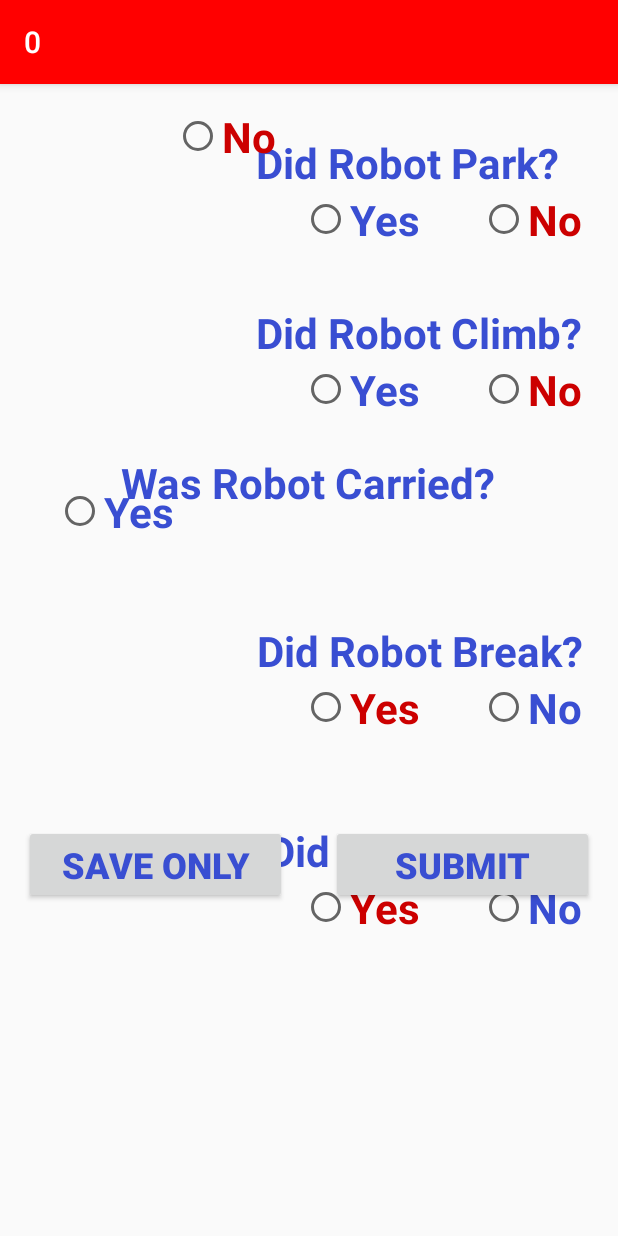
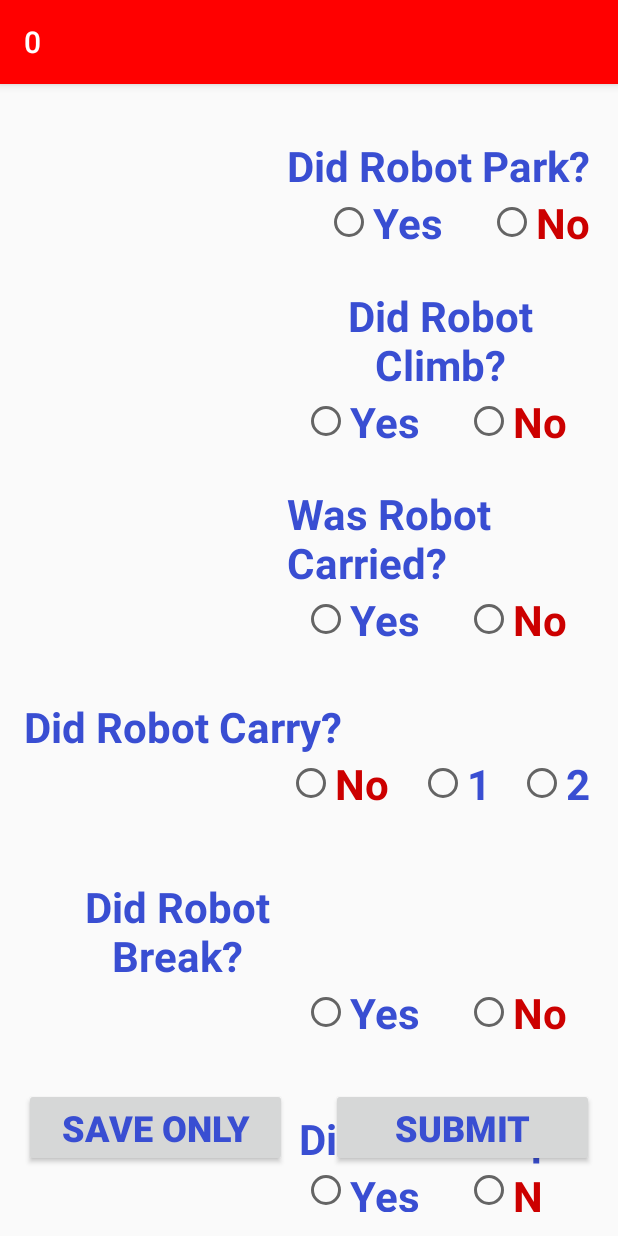
Before and after one commit to RoboRebelsScouting/2018MatchApp, an Android app: the activity_fourth screen opened directly, with no data from a screen before it, on a phone screen of 412 x 824 dp. Run offline under Robolectric (Android 15) with nearby library versions, the phone set to English and light mode, and no system bars.

Commit message:
Match App Version 1.5
Created radio buttons and game events for robot being carried and robot carrying other robots in end game page. Changed game event for autoPosition to be string values. Fixed issue with cross baseline and foul auto buttons. Created button and game event for robot hitting the scale during teleop. Fixed some layout issues in teleop page and end game page.

```diff
--- a/app/src/main/AndroidManifest.xml
+++ b/app/src/main/AndroidManifest.xml
@@ -10,7 +10,7 @@
     <application
         android:allowBackup="true"
         android:icon="@mipmap/ic_launcher"
-        android:label="MatchApp Ver1.4"
+        android:label="MatchApp Ver1.5"
         android:supportsRtl="true"
         android:theme="@style/AppTheme">
         <activity
--- a/app/src/main/java/scouting2017/matchapp/Variables.java
+++ b/app/src/main/java/scouting2017/matchapp/Variables.java
@@ -42,6 +42,8 @@ public class Variables {
     public int numberCubesDroppedTeleop;
     public int numberCubesFromGround;
     public int numberCubesStuck;
+    public int numberhitsScale;
+    public int numberCarriedRobots;
     public List<GameEvent> eventList;
     public long startAutoTime;
     public long autoTime;
@@ -59,7 +61,7 @@ public class Variables {
     public String btClientFileName;
     public String btClientMessageString;
     public int robotPosition = 0;
-    public int autoPosition = 0;
+    public String autoPosition = "";
     public String robotColor;
     public Activity btClientActivity;
     ArrayList<Match> matchArrayList = new ArrayList<Match>();
--- a/app/src/main/res/layout/activity_fourth.xml
+++ b/app/src/main/res/layout/activity_fourth.xml
@@ -13,10 +13,10 @@
     <RadioGroup
         android:layout_width="match_parent"
         android:layout_height="wrap_content"
+        android:orientation="horizontal"
+        android:id="@+id/radioGroup2"
         android:layout_below="@+id/broken"
-        android:layout_alignParentStart="true"
-        android:orientation="horizontal"
-        android:id="@+id/radioGroup2">
+        android:layout_alignParentStart="true">
 
         <RadioButton
             android:id="@+id/brokeYes"
@@ -26,7 +26,7 @@
             android:fontFamily="sans-serif"
             android:onClick="broke"
             android:text="Yes"
-            android:textColor="@android:color/holo_red_dark"
+            android:textColor="?attr/colorPrimaryDark"
             android:textSize="28sp"
             android:textStyle="normal|bold" />
 
@@ -34,10 +34,10 @@
             android:id="@+id/brokeNo"
             android:layout_width="wrap_content"
             android:layout_height="wrap_content"
-            android:layout_marginLeft="40dp"
+            android:layout_marginLeft="30dp"
             android:onClick="broke"
             android:text="No"
-            android:textColor="@color/colorPrimary"
+            android:textColor="@android:color/holo_red_dark"
             android:textSize="28sp"
             android:textStyle="normal|bold" />
 
@@ -48,22 +48,23 @@
         android:id="@+id/climb"
         android:layout_width="wrap_content"
         android:layout_height="wrap_content"
-        android:layout_marginTop="37dp"
         android:text="Did Robot Climb?"
         android:textColor="@color/colorPrimary"
         android:textSize="28sp"
         android:textStyle="normal|bold"
+        android:textAlignment="center"
+        android:layout_marginTop="24dp"
         android:layout_below="@+id/radioGroup3"
-        android:layout_alignEnd="@+id/radioGroup3" />
+        android:layout_alignStart="@+id/parked" />
 
     <RadioGroup
         android:layout_width="match_parent"
         android:layout_height="wrap_content"
         android:orientation="horizontal"
         android:weightSum="1"
+        android:id="@+id/radioGroup1"
         android:layout_below="@+id/climb"
-        android:layout_alignParentStart="true"
-        android:id="@+id/radioGroup">
+        android:layout_alignParentStart="true">
 
         <RadioButton
             android:id="@+id/climbedYes"
@@ -80,7 +81,7 @@
             android:id="@+id/climbedNo"
             android:layout_width="wrap_content"
             android:layout_height="wrap_content"
-            android:layout_marginLeft="40dp"
+            android:layout_marginLeft="30dp"
             android:layout_weight="0.13"
             android:onClick="climb"
             android:text="No"
@@ -94,35 +95,35 @@
         android:id="@+id/broken"
         android:layout_width="wrap_content"
         android:layout_height="wrap_content"
-        android:layout_marginTop="136dp"
         android:text="Did Robot Break?"
         android:textAlignment="center"
         android:textColor="@color/colorPrimary"
         android:textSize="28sp"
         android:textStyle="normal|bold"
-        android:layout_below="@+id/radioGroup"
-        android:layout_alignEnd="@+id/climb" />
+        android:layout_marginTop="44dp"
+        android:layout_below="@+id/radioGroup7"
+        android:layout_toStartOf="@+id/submitNewButton" />
 
     <TextView
         android:id="@+id/parked"
         android:layout_width="wrap_content"
         android:layout_height="wrap_content"
-        android:layout_marginTop="17dp"
+        android:layout_marginTop="19dp"
         android:text="Did Robot Park?"
         android:textColor="@color/colorPrimary"
         android:textSize="28sp"
         android:textStyle="bold"
         android:layout_alignParentTop="true"
-        android:layout_alignStart="@+id/broken" />
+        android:layout_toEndOf="@+id/saveButton" />
 
     <RadioGroup
         android:layout_width="wrap_content"
         android:layout_height="wrap_content"
         android:orientation="horizontal"
         android:weightSum="1"
+        android:id="@+id/radioGroup3"
         android:layout_below="@+id/parked"
-        android:layout_alignParentStart="true"
-        android:id="@+id/radioGroup3">
+        android:layout_alignEnd="@+id/parked">
 
         <RadioButton
             android:id="@+id/parkedYes"
@@ -143,12 +144,13 @@
             android:layout_height="wrap_content"
             android:layout_alignEnd="@+id/parked"
             android:layout_below="@+id/parked"
-            android:layout_marginLeft="40dp"
+            android:layout_marginLeft="30dp"
             android:onClick="parked"
             android:text="No"
             android:textColor="@android:color/holo_red_dark"
             android:textSize="28sp"
-            android:textStyle="bold" />
+            android:textStyle="bold"
+            android:layout_weight="0.22" />
 
     </RadioGroup>
 
@@ -157,14 +159,14 @@
         android:id="@+id/saveButton"
         android:layout_width="175dp"
         android:layout_height="wrap_content"
-        android:layout_alignParentBottom="true"
-        android:layout_alignParentStart="true"
-        android:layout_marginBottom="205dp"
+        android:layout_marginBottom="30dp"
         android:onClick="saveFile"
         android:text="Save Only"
         android:textColor="@color/colorPrimaryDark"
         android:textSize="24sp"
-        android:textStyle="normal|bold" />
+        android:textStyle="normal|bold"
+        android:layout_alignParentBottom="true"
+        android:layout_alignParentStart="true" />
 
     <Button
         android:text="Submit"
@@ -183,24 +185,25 @@
         android:id="@+id/tipped"
         android:layout_width="200dp"
         android:layout_height="wrap_content"
-        android:layout_marginTop="57dp"
         android:text="Did Robot Tip?"
         android:textAlignment="center"
         android:textColor="@color/colorPrimary"
         android:textSize="28sp"
         android:textStyle="bold"
         android:layout_below="@+id/radioGroup2"
-        android:layout_alignStart="@+id/broken" />
+        android:layout_alignStart="@+id/carried"
+        android:layout_marginTop="46dp" />
 
 
 
     <RadioGroup
         android:layout_width="match_parent"
         android:layout_height="wrap_content"
-        android:layout_below = "@+id/tipped"
-        android:layout_alignParentStart = "true"
         android:orientation = "horizontal"
-        android:id = "@+id/radioGroup4" >
+        android:id = "@+id/radioGroup4"
+        android:layout_below="@+id/tipped"
+        android:layout_alignParentEnd="true"
+        android:layout_marginEnd="24dp">
 
         <RadioButton
             android:id="@+id/tippedYes"
@@ -211,7 +214,7 @@
             android:layout_marginLeft="185dp"
             android:onClick="tipped"
             android:text="Yes"
-            android:textColor="@android:color/holo_red_dark"
+            android:textColor="?attr/colorPrimaryDark"
             android:textSize="28sp"
             android:textStyle="bold" />
 
@@ -221,10 +224,10 @@
             android:layout_height="wrap_content"
             android:layout_alignEnd="@+id/tipped"
             android:layout_below="@+id/tipped"
-            android:layout_marginLeft="40dp"
+            android:layout_marginLeft="30dp"
             android:onClick="tipped"
             android:text="No"
-            android:textColor="@color/colorPrimary"
+            android:textColor="@android:color/holo_red_dark"
             android:textSize="28sp"
             android:textStyle="bold" />
 
@@ -234,22 +237,21 @@
         android:id="@+id/carried"
         android:layout_width="wrap_content"
         android:layout_height="wrap_content"
-        android:layout_marginTop="24dp"
         android:text="Was Robot Carried?"
         android:textColor="@color/colorPrimary"
         android:textSize="28sp"
         android:textStyle="bold"
-        android:layout_below="@+id/radioGroup"
-        android:layout_centerHorizontal="true" />
+        android:layout_marginTop="23dp"
+        android:layout_below="@+id/radioGroup1"
+        android:layout_alignStart="@+id/climb" />
 
     <RadioGroup
         android:layout_width="match_parent"
         android:layout_height="wrap_content"
-        android:layout_below = "@+id/carried"
+        android:orientation="horizontal"
+        android:id="@+id/radioGroup6"
         android:layout_alignParentStart="true"
-        android:layout_alignParentTop="true"
-        android:orientation="horizontal"
-        android:id="@+id/radioGroup6">
+        android:layout_below="@+id/carried">
 
         <RadioButton
             android:id="@+id/carriedYes"
@@ -257,14 +259,12 @@
             android:layout_height="wrap_content"
             android:layout_alignStart="@+id/carried"
             android:layout_below="@+id/carried"
+            android:layout_marginLeft="185dp"
+            android:layout_toEndOf="@+id/saveButton"
             android:text="Yes"
-            android:layout_marginLeft="100dp"
             android:textColor="@color/colorPrimary"
             android:textSize="28sp"
-            android:textStyle="bold"
-            android:layout_toEndOf="@+id/saveButton"
-            android:layout_marginTop="250dp"
-            android:layout_marginStart="21dp" />
+            android:textStyle="bold" />
 
         <RadioButton
             android:id="@+id/carriedNo"
@@ -276,9 +276,72 @@
             android:textStyle="bold"
             android:layout_below="@+id/carried"
             android:layout_alignEnd="@+id/broken"
+            android:layout_marginLeft="30dp"
             android:onClick="carried"/>
+    </RadioGroup>
+
+    <TextView
+        android:id="@+id/robotCarry"
+        android:layout_width="wrap_content"
+        android:layout_height="wrap_content"
+        android:text="Did Robot Carry?"
+        android:textColor="@color/colorPrimary"
+        android:textSize="28sp"
+        android:textStyle="bold"
+        android:layout_marginTop="33dp"
+        android:layout_below="@+id/radioGroup6"
+        android:layout_alignStart="@+id/broken" />
+
+    <RadioGroup
+        android:layout_width="match_parent"
+        android:layout_height="wrap_content"
+        android:orientation="horizontal"
+        android:id = "@+id/radioGroup7"
+        android:layout_below="@+id/robotCarry"
+        android:layout_alignStart="@+id/tipped">
+
+        <RadioButton
+            android:id="@+id/carriedNoRobots"
+            android:layout_width="wrap_content"
+            android:layout_height="wrap_content"
+            android:text="No"
+            android:textColor="@android:color/holo_red_dark"
+            android:textSize="28sp"
+            android:textStyle="bold"
+            android:layout_below="@+id/radioGroup7"
+            android:layout_alignStart="@+id/tipped"
+            android:onClick="carriedRobots"/>
+
+        <RadioButton
+            android:id="@+id/carriedOneRobot"
+            android:layout_width="wrap_content"
+            android:layout_height="wrap_content"
+            android:text="1"
+            android:layout_marginLeft="20dp"
+            android:textColor="@color/colorPrimary"
+            android:textSize="28sp"
+            android:textStyle="bold"
+            android:layout_alignBottom="@+id/carriedNoRobots"
+            android:layout_centerHorizontal="true"
+            android:layout_alignTop="@+id/carriedNoRobots"
+            android:onClick="carriedRobots"/>
+
+        <RadioButton
+            android:id="@+id/carriedTwoRobots"
+            android:layout_width="wrap_content"
+            android:layout_height="wrap_content"
+            android:layout_alignTop="@+id/carriedOneRobot"
+            android:layout_marginStart="18dp"
+            android:layout_toEndOf="@+id/carriedOneRobot"
+            android:text="2"
+            android:textColor="@color/colorPrimary"
+            android:textSize="28sp"
+            android:textStyle="bold"
+            android:onClick="carriedRobots"/>
+
     </RadioGroup>
 
 
 
+
 </RelativeLayout>
```
Also changed, not shown: app/src/main/java/scouting2017/matchapp/activity_fourth.java (+80 -12 lines), app/src/main/java/scouting2017/matchapp/secondActivity.java (+16 -5 lines), app/src/main/java/scouting2017/matchapp/thirdActivity.java (+24 -0 lines), app/src/main/res/layout/activity_second.xml (+28 -27 lines), app/src/main/res/layout/activity_third.xml (+46 -12 lines).
